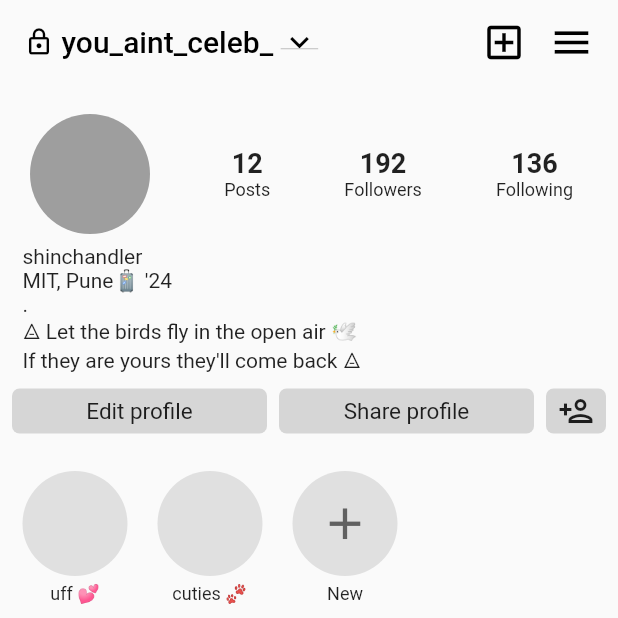
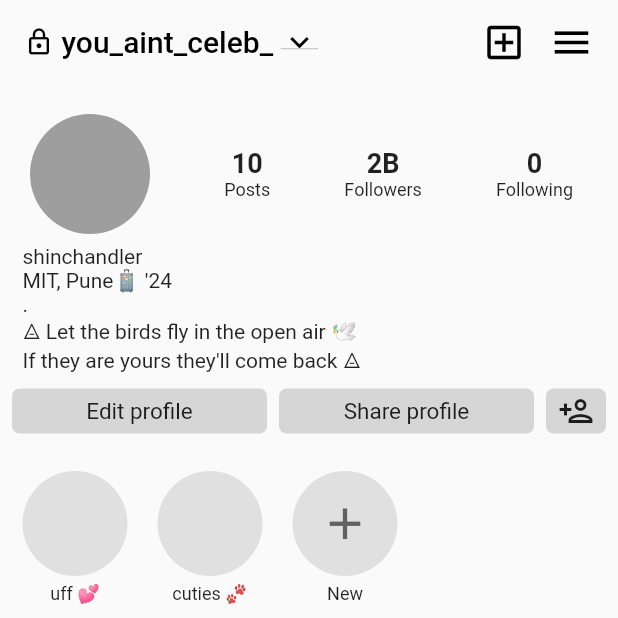
Before and after one commit to shinchandler/Flutter_ig_clone, a Flutter app: the screen it shows after launch, item 5 of the bottom bar chosen, on a phone screen of 412 x 824 dp, the top half of it. Run offline on Flutter 3.47's test engine with Material 2 defaults, Android fonts, the phone set to English and light mode, and no system bars.

Commit message:
Added physics property to Feedpage and AccountPage

```diff
--- a/lib/pages/account.dart
+++ b/lib/pages/account.dart
@@ -53,8 +53,7 @@ class AccountPage extends StatelessWidget {
               ],
             ),
           ),
-          body: Column(
-            crossAxisAlignment: CrossAxisAlignment.start,
+          body: ListView(
             children: [
               //Pic and stats
               const Padding(
@@ -69,7 +68,7 @@ class AccountPage extends StatelessWidget {
                     Column(
                       children: [
                         Text(
-                          '12',
+                          '10',
                           style: TextStyle(fontWeight: FontWeight.bold, fontSize: 18),
                         ),
                         Text(
@@ -81,7 +80,7 @@ class AccountPage extends StatelessWidget {
                     Column(
                       children: [
                         Text(
-                          '192',
+                          '2B',
                           style: TextStyle(fontWeight: FontWeight.bold, fontSize: 18),
                         ),
                         Text(
@@ -93,7 +92,7 @@ class AccountPage extends StatelessWidget {
                     Column(
                       children: [
                         Text(
-                          '136',
+                          '0',
                           style: TextStyle(fontWeight: FontWeight.bold, fontSize: 18),
                         ),
                         Text(
@@ -200,7 +199,8 @@ class AccountPage extends StatelessWidget {
               ),
 
               //posts
-              const TabBar(tabs: [
+              const TabBar(
+                tabs: [
                 Tab(
                   icon: Icon(Icons.grid_on),
                 ),
@@ -211,10 +211,14 @@ class AccountPage extends StatelessWidget {
                   icon: Icon(Icons.assignment_ind_outlined),
                 ),
               ]),
-              Expanded(
-                  child: TabBarView(children: [
+              SizedBox(
+                height: 1000,
+                  child: TabBarView(
+
+                    children: [
                 GridView.builder(
-                  itemCount: 50,
+                  itemCount:15,
+                  physics: const ClampingScrollPhysics(),
                   gridDelegate: const SliverGridDelegateWithFixedCrossAxisCount(crossAxisCount: 3),
                   itemBuilder: (context, index) {
                     return Padding(
@@ -228,7 +232,8 @@ class AccountPage extends StatelessWidget {
                   },
                 ),
                 GridView.builder(
-                  itemCount: 10,
+                  itemCount: 20,
+                  physics: const ClampingScrollPhysics(),
                   gridDelegate: const SliverGridDelegateWithFixedCrossAxisCount(crossAxisCount: 3),
                   itemBuilder: (context, index) {
                     return Padding(
@@ -243,6 +248,7 @@ class AccountPage extends StatelessWidget {
                 ),
                 GridView.builder(
                   itemCount: 5,
+                  physics: const ClampingScrollPhysics(),
                   gridDelegate: const SliverGridDelegateWithFixedCrossAxisCount(crossAxisCount: 3),
                   itemBuilder: (context, index) {
                     return Padding(
--- a/lib/pages/home.dart
+++ b/lib/pages/home.dart
@@ -47,7 +47,7 @@ class UserHomePage extends StatelessWidget {
             ],
           ),
         ),
-        body: Column(
+        body: ListView(
           children: [
             SizedBox(
               height: 140,
@@ -59,8 +59,11 @@ class UserHomePage extends StatelessWidget {
               ),
             ),
             const Divider(),
-            Expanded(
+            SizedBox(
+              height: 100000,
               child: ListView.builder(
+                shrinkWrap: true,
+                physics: const NeverScrollableScrollPhysics(),
                 itemBuilder: (context, index) {
                   return const FeedPost();
                 },
```
